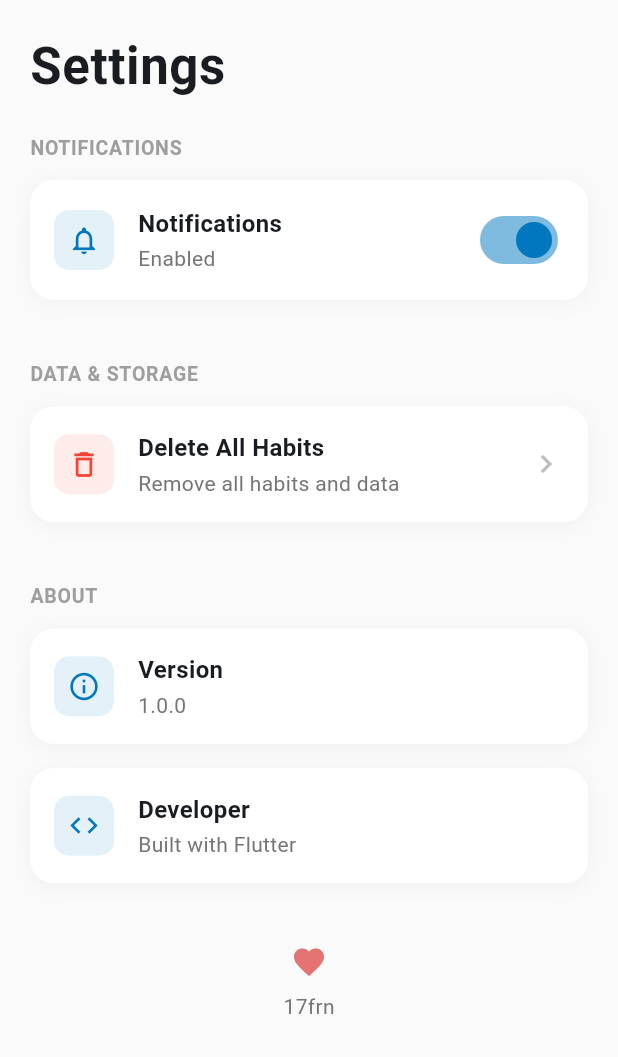
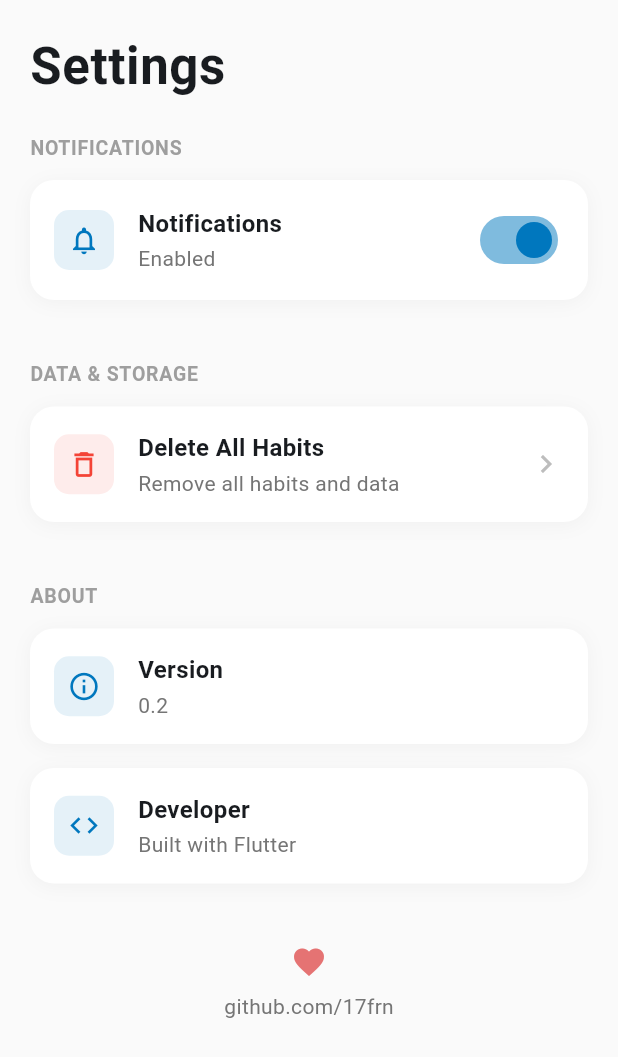
Before and after one commit to 17frn/StreakUp-Mobile, a Flutter app: the SettingsPage screen opened directly, on a phone screen of 412 x 824 dp. Shown: the top 1057 px of the screen. Run offline on Flutter 3.47's test engine with Material 3 defaults, Android fonts, the phone set to English and light mode, and no system bars; our stand-ins replace flutter_local_notifications, sqflite, timezone; accounts and stored records are empty.

Commit message:
Improve UI

```diff
--- a/lib/pages/settings_page.dart
+++ b/lib/pages/settings_page.dart
@@ -157,7 +157,7 @@ class _SettingsPageState extends State<SettingsPage> {
                   _buildSettingCard(
                     icon: Icons.info_outline,
                     title: 'Version',
-                    subtitle: '1.0.0',
+                    subtitle: '0.2',
                   ),
                   const SizedBox(height: 8),
                   _buildSettingCard(
@@ -179,7 +179,7 @@ class _SettingsPageState extends State<SettingsPage> {
                         ),
                         const SizedBox(height: 8),
                         Text(
-                          '17frn',
+                          'github.com/17frn',
                           style: TextStyle(
                             fontSize: 14,
                             color: Colors.grey[600],
```
